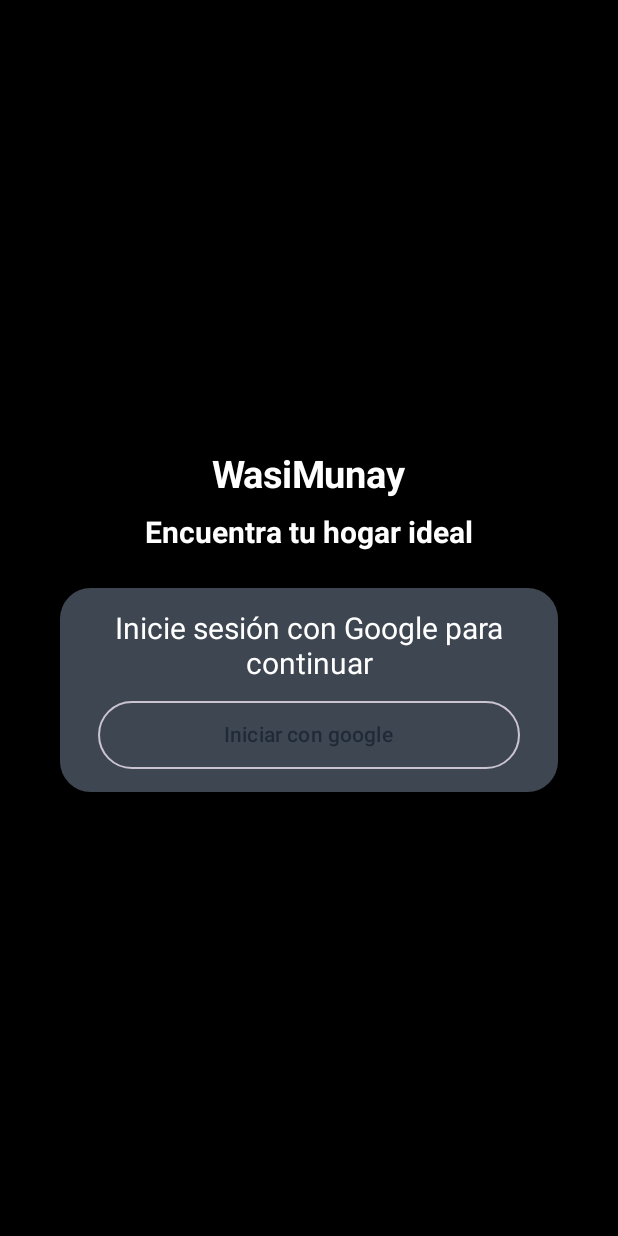
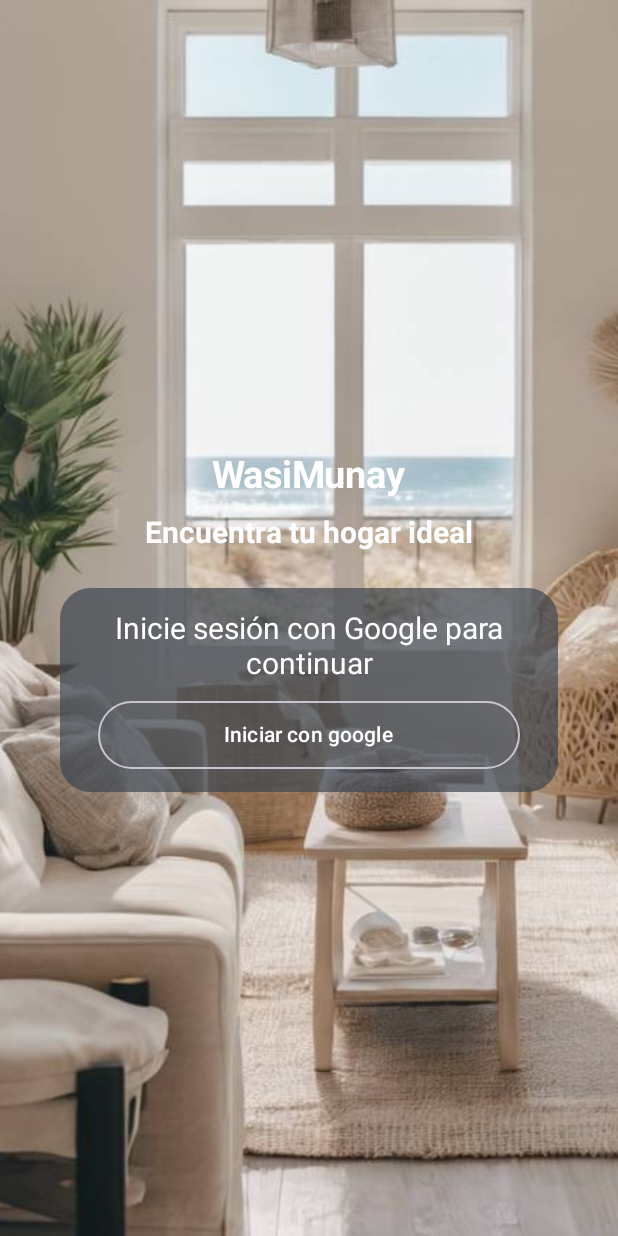
Before and after one commit to AQUADEVS-COMPANY/WasiMunay, an Android app built with Jetpack Compose: the screen it shows after launch (MainActivity), on a phone screen of 412 x 824 dp. Run offline under Robolectric (Android 15) with nearby library versions, the phone set to English and light mode, and no system bars; our stand-ins replace Dagger/Hilt's generated code, Firebase (no records; nobody signed in at launch, a user with empty details on screens opened directly), livedata-compose; 3 statements that could not run were skipped.

Commit message:
Actualizacion en Screen

```diff
--- a/app/src/main/java/com/aquadevs/wasimunay/presentation/features/welcome/WelcomeScreen.kt
+++ b/app/src/main/java/com/aquadevs/wasimunay/presentation/features/welcome/WelcomeScreen.kt
@@ -5,8 +5,10 @@ import android.util.Log
 import androidx.activity.compose.rememberLauncherForActivityResult
 import androidx.activity.result.contract.ActivityResultContracts
 import androidx.compose.animation.AnimatedVisibility
+import androidx.compose.foundation.Image
 import androidx.compose.foundation.background
 import androidx.compose.foundation.layout.Arrangement
+import androidx.compose.foundation.layout.Box
 import androidx.compose.foundation.layout.Column
 import androidx.compose.foundation.layout.Row
 import androidx.compose.foundation.layout.Spacer
@@ -22,7 +24,9 @@ import androidx.compose.runtime.livedata.observeAsState
 import androidx.compose.ui.Alignment
 import androidx.compose.ui.Modifier
 import androidx.compose.ui.graphics.Color
+import androidx.compose.ui.layout.ContentScale
 import androidx.compose.ui.platform.LocalContext
+import androidx.compose.ui.res.painterResource
 import androidx.compose.ui.res.stringResource
 import androidx.compose.ui.text.font.FontWeight
 import androidx.compose.ui.text.style.TextAlign
@@ -52,10 +56,20 @@ import com.google.firebase.auth.GoogleAuthProvider
 
 @Composable
 fun WelcomeScreen(goToMain: () -> Unit, goToDetail: () -> Unit) {
+    Box(
+        modifier = Modifier.fillMaxSize()
+    ) {
+        Image(
+            painter = painterResource(R.drawable.img_2),
+            contentScale = ContentScale.Crop,
+            contentDescription = null,
+            modifier = Modifier.fillMaxSize()
+        )
+
         Column(
             modifier = Modifier
                 .fillMaxSize()
-            .background(Color.Black),
+                .background(Color.Transparent),
             verticalArrangement = Arrangement.Center,
             horizontalAlignment = Alignment.CenterHorizontally
         ) {
@@ -63,6 +77,8 @@ fun WelcomeScreen(goToMain: () -> Unit, goToDetail: () -> Unit) {
             MyBody(goToMain = goToMain, goToDetail = goToDetail)
             MyDialog()
         }
+    }
+
 }
 
 @Composable
@@ -102,7 +118,7 @@ private fun MyBody(
             .fillMaxWidth()
             .padding(horizontal = 40.dp, vertical = 10.dp),
         cornerRadius = 15,
-        background = OnBackgroundDark
+        background = OnBackgroundDark.copy(alpha = 0.7f)
     ) {
         AnimatedVisibility(isLogInGoogle) {
             MyBodyGoogle(welcomeViewModel)
@@ -204,7 +220,8 @@ fun MyButtonGoogle(welcomeViewModel: WelcomeViewModel) {
 
     OutlinedButtonCustom(
         textButton = stringResource(R.string.startWithGoogle),
-        modifier = Modifier.fillMaxWidth().height(45.dp)
+        modifier = Modifier.fillMaxWidth().height(45.dp),
+        textColor = Color.White
     ) {
         val options = GoogleSignInOptions.Builder(GoogleSignInOptions.DEFAULT_SIGN_IN)
             .requestIdToken(ID_TOKEN_GOOGLE)
```
Also changed, not shown: 1 other file. Lines whose indentation alone changed are shown as unchanged.
